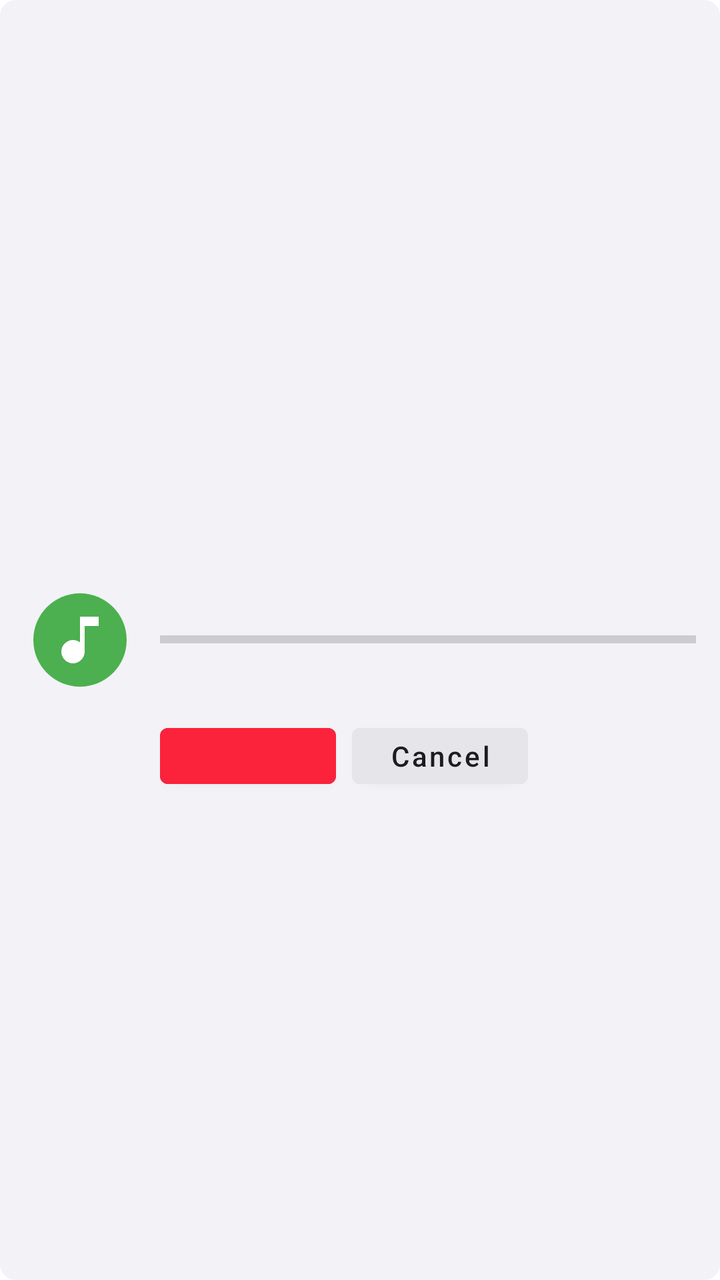
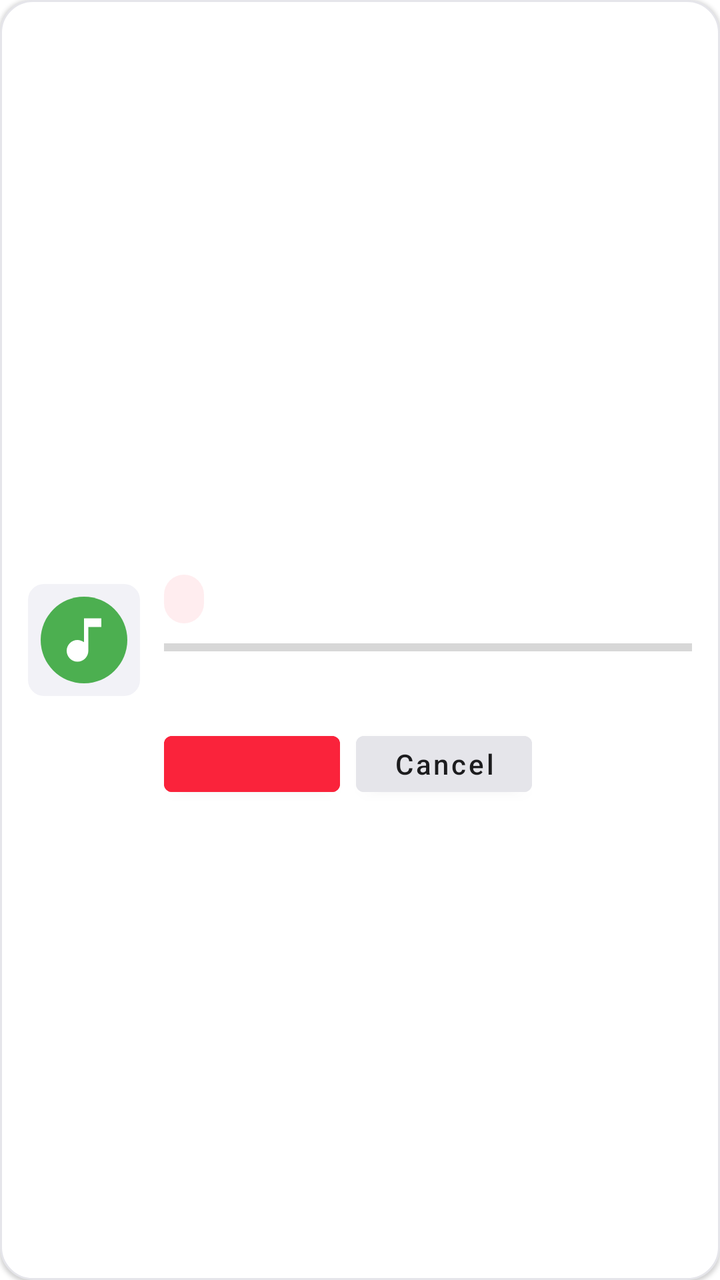

Screens rendered from an Android XML layout before and after an edit, with the pre-edit source and the edit as a unified diff.
<!-- AndroidManifest.xml: application theme Theme.MLNetease -->
<!-- res/layout/item_download_task.xml -->
<?xml version="1.0" encoding="utf-8"?>
<LinearLayout xmlns:android="http://schemas.android.com/apk/res/android"
    android:layout_width="match_parent"
    android:layout_height="wrap_content"
    android:layout_marginBottom="12dp"
    android:background="@drawable/search_background"
    android:gravity="center_vertical"
    android:orientation="horizontal"
    android:padding="12dp">

    <ImageView
        android:id="@+id/image_download_cover"
        android:layout_width="56dp"
        android:layout_height="56dp"
        android:layout_marginEnd="12dp"
        android:contentDescription="@string/download"
        android:scaleType="centerCrop"
        android:src="@drawable/ic_ml_app_logo_foreground" />

    <LinearLayout
        android:layout_width="0dp"
        android:layout_height="wrap_content"
        android:layout_weight="1"
        android:orientation="vertical">

        <LinearLayout
            android:layout_width="match_parent"
            android:layout_height="wrap_content"
            android:gravity="center_vertical"
            android:orientation="horizontal">

            <TextView
                android:id="@+id/text_download_title"
                android:layout_width="0dp"
                android:layout_height="wrap_content"
                android:layout_weight="1"
                android:ellipsize="end"
                android:maxLines="1"
                android:textColor="@color/text_primary"
                android:textSize="16sp"
                android:textStyle="bold" />

            <TextView
                android:id="@+id/text_download_progress"
                android:layout_width="wrap_content"
                android:layout_height="wrap_content"
                android:layout_marginStart="8dp"
                android:textColor="@color/brand_primary"
                android:textSize="12sp"
                android:textStyle="bold" />
        </LinearLayout>

        <TextView
            android:id="@+id/text_download_subtitle"
            android:layout_width="match_parent"
            android:layout_height="wrap_content"
            android:layout_marginTop="2dp"
            android:ellipsize="end"
            android:maxLines="1"
            android:textColor="@color/text_secondary"
            android:textSize="13sp" />

        <TextView
            android:id="@+id/text_download_status"
            android:layout_width="wrap_content"
            android:layout_height="wrap_content"
            android:layout_marginTop="8dp"
            android:background="@android:color/transparent"
            android:textColor="@color/brand_primary"
            android:textSize="12sp"
            android:textStyle="bold" />

        <ProgressBar
            android:id="@+id/progress_download_task"
            style="?android:attr/progressBarStyleHorizontal"
            android:layout_width="match_parent"
            android:layout_height="8dp"
            android:layout_marginTop="8dp"
            android:max="100"
            android:progress="0"
            android:progressTint="@color/brand_primary" />

        <TextView
            android:id="@+id/text_download_details"
            android:layout_width="match_parent"
            android:layout_height="wrap_content"
            android:layout_marginTop="8dp"
            android:textColor="@color/text_secondary"
            android:textSize="12sp" />

        <TextView
            android:id="@+id/text_download_error"
            android:layout_width="match_parent"
            android:layout_height="wrap_content"
            android:layout_marginTop="4dp"
            android:textColor="@color/download_failed"
            android:textSize="12sp"
            android:visibility="gone" />

        <LinearLayout
            android:layout_width="wrap_content"
            android:layout_height="wrap_content"
            android:layout_marginTop="10dp"
            android:orientation="horizontal">

            <Button
                android:id="@+id/btn_download_pause_resume"
                android:layout_width="wrap_content"
                android:layout_height="wrap_content"
                android:minHeight="40dp"
                android:textAllCaps="false"
                android:textColor="@color/text_on_brand"
                android:backgroundTint="@color/brand_primary" />

            <Button
                android:id="@+id/btn_download_cancel"
                android:layout_width="wrap_content"
                android:layout_height="wrap_content"
                android:layout_marginStart="8dp"
                android:minHeight="40dp"
                android:text="@string/cancel"
                android:textAllCaps="false"
                android:textColor="@color/text_primary"
                android:backgroundTint="@color/background_tertiary" />

            <Button
                android:id="@+id/btn_download_remove"
                android:layout_width="wrap_content"
                android:layout_height="wrap_content"
                android:layout_marginStart="8dp"
                android:minHeight="40dp"
                android:text="@string/download_remove"
                android:textAllCaps="false"
                android:textColor="@color/text_primary"
                android:backgroundTint="@color/background_tertiary"
                android:visibility="gone" />
        </LinearLayout>
    </LinearLayout>

</LinearLayout>
<!-- resources referenced by this layout -->
<resources>
  <color name="background_tertiary">#E5E5EA</color>
  <color name="brand_primary">#FA233B</color>
  <color name="download_failed">#D14343</color>
  <color name="text_on_brand">#FFFFFF</color>
  <color name="text_primary">#1C1C1E</color>
  <color name="text_secondary">#8E8E93</color>
  <!-- drawable ic_ml_app_logo_foreground (drawable) -->
  <vector xmlns:android="http://schemas.android.com/apk/res/android"
      android:width="108dp"
      android:height="108dp"
      android:viewportWidth="24"
      android:viewportHeight="24">
      <path
          android:fillColor="#4CAF50"
          android:pathData="M12,2C6.48,2 2,6.48 2,12s4.48,10 10,10 10,-4.48 10,-10S17.52,2 12,2z"/>
      <path
          android:fillColor="#FFFFFF"
          android:pathData="M16,9h-3v5.5c0,1.38 -1.12,2.5 -2.5,2.5S8,15.88 8,14.5 9.12,12 10.5,12c0.57,0 1.08,0.19 1.5,0.51V7h4v2z"/>
  </vector>
  <!-- drawable search_background (drawable) -->
  <?xml version="1.0" encoding="utf-8"?>
  <shape xmlns:android="http://schemas.android.com/apk/res/android">
      <solid android:color="@color/background_secondary"/>
      <corners android:radius="8dp"/>
  </shape>
  <string name="cancel">Cancel</string>
  <string name="download">Download</string>
  <string name="download_remove">Remove</string>
  <style name="Theme.MLNetease" parent="Theme.MaterialComponents.DayNight.NoActionBar">
          
          <item name="colorPrimary">@color/brand_primary</item>
          <item name="colorPrimaryVariant">@color/background_secondary</item>
          <item name="colorOnPrimary">@color/text_primary</item>
  
          
          <item name="colorSecondary">@color/brand_primary</item>
          <item name="colorSecondaryVariant">@color/brand_primary</item>
          <item name="colorOnSecondary">@color/text_primary</item>
  
          
          <item name="android:windowBackground">@color/background_primary</item>
          <item name="android:colorBackground">@color/background_primary</item>
  
          
          <item name="android:statusBarColor" tools:targetApi="l">@color/background_primary</item>
          <item name="android:windowLightStatusBar" tools:targetApi="m">true</item>
  
          
          <item name="bottomNavigationStyle">@style/Widget.MaterialComponents.BottomNavigationView.Colored</item>
      </style>
  <color name="background_secondary">#F2F2F7</color>
  <color name="background_primary">#FFFFFF</color>
</resources>

<!-- the commit's change to res/layout/item_download_task.xml (unified diff, before → after) -->
@@ -3,17 +3,20 @@
     android:layout_width="match_parent"
     android:layout_height="wrap_content"
     android:layout_marginBottom="12dp"
-    android:background="@drawable/search_background"
+    android:background="@drawable/bg_download_task_card"
+    android:elevation="1dp"
     android:gravity="center_vertical"
     android:orientation="horizontal"
-    android:padding="12dp">
+    android:padding="14dp">
 
     <ImageView
         android:id="@+id/image_download_cover"
         android:layout_width="56dp"
         android:layout_height="56dp"
         android:layout_marginEnd="12dp"
+        android:background="@drawable/search_background"
         android:contentDescription="@string/download"
+        android:padding="2dp"
         android:scaleType="centerCrop"
         android:src="@drawable/ic_ml_app_logo_foreground" />
 
@@ -65,7 +68,9 @@
             android:layout_width="wrap_content"
             android:layout_height="wrap_content"
             android:layout_marginTop="8dp"
-            android:background="@android:color/transparent"
+            android:background="@drawable/bg_download_status_chip"
+            android:paddingHorizontal="10dp"
+            android:paddingVertical="4dp"
             android:textColor="@color/brand_primary"
             android:textSize="12sp"
             android:textStyle="bold" />
@@ -124,6 +129,18 @@
                 android:backgroundTint="@color/background_tertiary" />
 
             <Button
+                android:id="@+id/btn_download_retry"
+                android:layout_width="wrap_content"
+                android:layout_height="wrap_content"
+                android:layout_marginStart="8dp"
+                android:minHeight="40dp"
+                android:text="@string/download_retry"
+                android:textAllCaps="false"
+                android:textColor="@color/text_primary"
+                android:backgroundTint="@color/background_tertiary"
+                android:visibility="gone" />
+
+            <Button
                 android:id="@+id/btn_download_remove"
                 android:layout_width="wrap_content"
                 android:layout_height="wrap_content"
<!-- resource entries referenced after the edit -->
@@ -6,6 +6,21 @@
   <color name="text_on_brand">#FFFFFF</color>
   <color name="text_primary">#1C1C1E</color>
   <color name="text_secondary">#8E8E93</color>
+  <!-- drawable bg_download_status_chip (drawable) -->
+  <?xml version="1.0" encoding="utf-8"?>
+  <shape xmlns:android="http://schemas.android.com/apk/res/android">
+      <solid android:color="#14FA233B" />
+      <corners android:radius="999dp" />
+  </shape>
+  <!-- drawable bg_download_task_card (drawable) -->
+  <?xml version="1.0" encoding="utf-8"?>
+  <shape xmlns:android="http://schemas.android.com/apk/res/android">
+      <solid android:color="@color/background_primary" />
+      <corners android:radius="16dp" />
+      <stroke
+          android:width="1dp"
+          android:color="@color/background_tertiary" />
+  </shape>
   <!-- drawable ic_ml_app_logo_foreground (drawable) -->
   <vector xmlns:android="http://schemas.android.com/apk/res/android"
       android:width="108dp"
@@ -28,6 +43,7 @@
   <string name="cancel">Cancel</string>
   <string name="download">Download</string>
   <string name="download_remove">Remove</string>
+  <string name="download_retry">Retry</string>
   <style name="Theme.MLNetease" parent="Theme.MaterialComponents.DayNight.NoActionBar">
           
           <item name="colorPrimary">@color/brand_primary</item>
